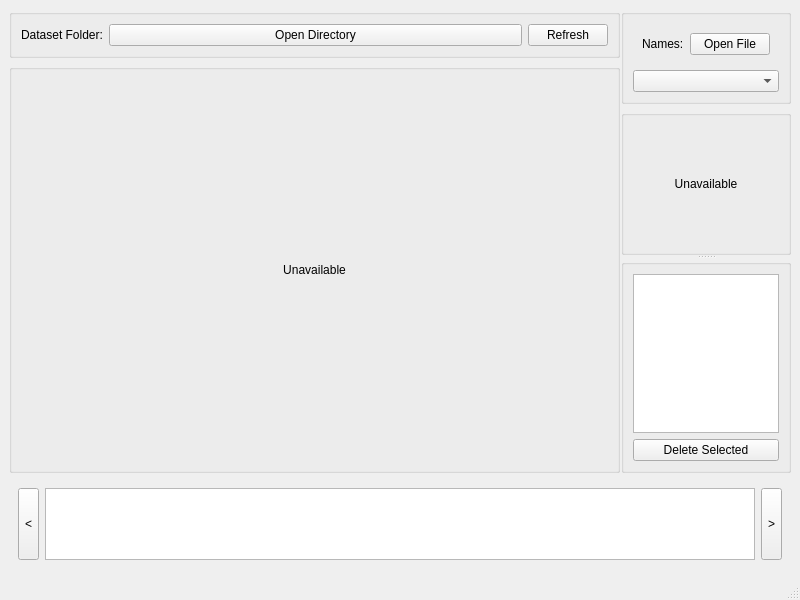
This is util/ical_mark/icalmark.ui in jamesljlster/ican_mark as Qt 5 draws it before an edit. The edited form follows.
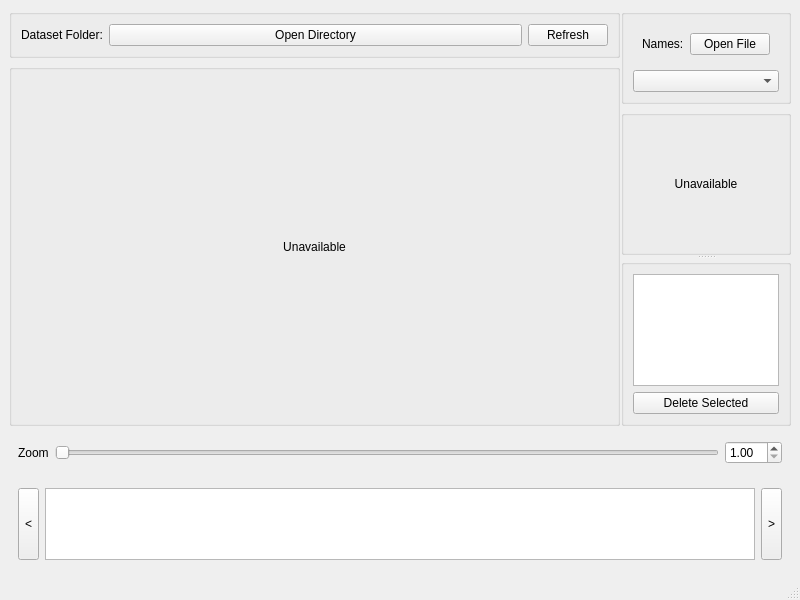
This is the edited form. Custom widgets are drawn as their Qt base class.

Commit message: Add scaling widget back

What changed in the file:
```diff
--- a/util/ical_mark/icalmark.ui
+++ b/util/ical_mark/icalmark.ui
@@ -287,6 +287,42 @@
       </widget>
      </widget>
     </item>
+    <item>
+     <widget class="QWidget" name="widget_4" native="true">
+      <layout class="QHBoxLayout" name="horizontalLayout">
+       <item>
+        <widget class="QLabel" name="label">
+         <property name="text">
+          <string>Zoom</string>
+         </property>
+        </widget>
+       </item>
+       <item>
+        <widget class="QSlider" name="scaleRatioSlider">
+         <property name="minimum">
+          <number>10</number>
+         </property>
+         <property name="maximum">
+          <number>100</number>
+         </property>
+         <property name="orientation">
+          <enum>Qt::Horizontal</enum>
+         </property>
+        </widget>
+       </item>
+       <item>
+        <widget class="QDoubleSpinBox" name="scaleRatio">
+         <property name="minimum">
+          <double>1.000000000000000</double>
+         </property>
+         <property name="maximum">
+          <double>10.000000000000000</double>
+         </property>
+        </widget>
+       </item>
+      </layout>
+     </widget>
+    </item>
     <item>
      <widget class="QWidget" name="slideArea" native="true">
       <property name="sizePolicy">
```
The commit also changes 2 other files.
